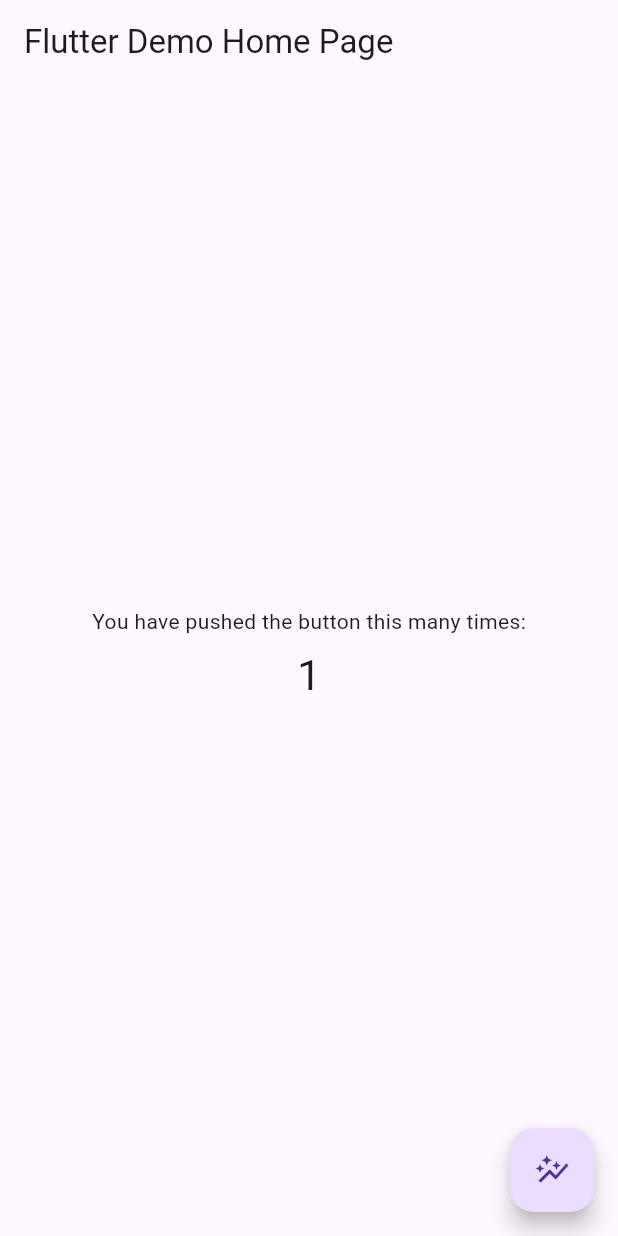
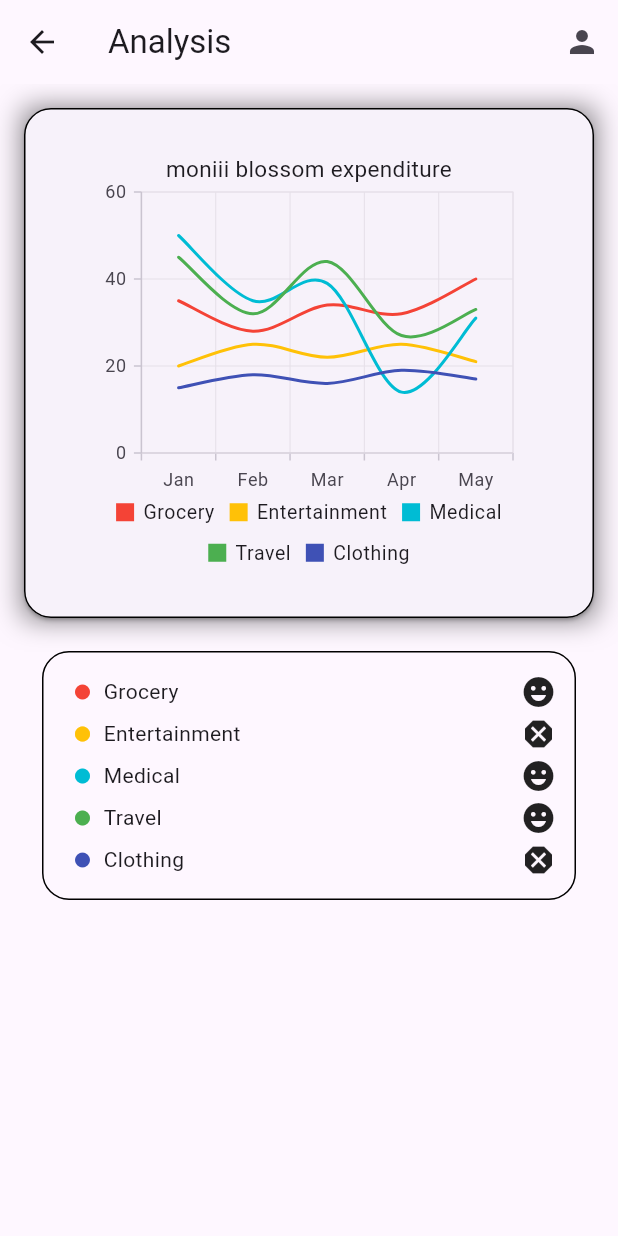
Before and after one commit to dvishal485/pocketbook, a Flutter app: the MyHomePage screen opened directly, after a tap on the "auto graph" icon, on a phone screen of 412 x 824 dp. Run offline on Flutter 3.47's test engine with Material 2 defaults, Android fonts, the phone set to English and light mode, and no system bars; our stand-ins replace shared_preferences, syncfusion_flutter_charts; accounts and stored records are empty; network calls fail.

Commit message:
login, registeration and analysis screen added
Signed-off-by: dvishal485 <dvishal485@gmail.com>

```diff
--- a/pocketbook/lib/main.dart
+++ b/pocketbook/lib/main.dart
@@ -1,5 +1,7 @@
 import 'package:flutter/material.dart';
+import 'package:pocketbook/screens/analysis.dart';
 import 'package:pocketbook/screens/home.dart';
+import 'package:pocketbook/screens/login.dart';
 
 void main() {
   runApp(const MyApp());
@@ -26,7 +28,7 @@ class MyApp extends StatelessWidget {
         primarySwatch: Colors.blue,
         useMaterial3: true,
       ),
-      home: const MyHomePage(title: 'Flutter Demo Home Page'),
+      home: const LoginScreen(),
     );
   }
 }
--- /dev/null
+++ b/pocketbook/lib/models/classification.dart
@@ -0,0 +1,22 @@
+import 'package:flutter/material.dart';
+
+class ExpenditureData {
+  ExpenditureData(this.month, this.expenditure);
+  final String month;
+  final double expenditure;
+}
+
+class ExpenditureCategory {
+  ExpenditureCategory(this.category, this.expenditureData, this.color);
+  final String category;
+  final List<ExpenditureData> expenditureData;
+  final Color color;
+
+  double averageExpenditure() {
+    double sum = 0;
+    for (var i = 0; i < expenditureData.length; i++) {
+      sum += expenditureData[i].expenditure;
+    }
+    return sum / expenditureData.length;
+  }
+}
--- /dev/null
+++ b/pocketbook/lib/screens/analysis.dart
@@ -0,0 +1,159 @@
+import 'package:flutter/material.dart';
+import 'package:pocketbook/models/classification.dart';
+import 'package:syncfusion_flutter_charts/charts.dart';
+
+List<ExpenditureCategory> dataMap = [
+  ExpenditureCategory(
+      "Grocery",
+      [
+        ExpenditureData("Jan", 35),
+        ExpenditureData("Feb", 28),
+        ExpenditureData("Mar", 34),
+        ExpenditureData("Apr", 32),
+        ExpenditureData("May", 40)
+      ],
+      Colors.red),
+  ExpenditureCategory(
+      "Entertainment",
+      [
+        ExpenditureData("Jan", 20),
+        ExpenditureData("Feb", 25),
+        ExpenditureData("Mar", 22),
+        ExpenditureData("Apr", 25),
+        ExpenditureData("May", 21)
+      ],
+      Colors.amber),
+  ExpenditureCategory(
+      "Medical",
+      [
+        ExpenditureData("Jan", 50),
+        ExpenditureData("Feb", 35),
+        ExpenditureData("Mar", 39),
+        ExpenditureData("Apr", 14),
+        ExpenditureData("May", 31)
+      ],
+      Colors.cyan),
+  ExpenditureCategory(
+      "Travel",
+      [
+        ExpenditureData("Jan", 45),
+        ExpenditureData("Feb", 32),
+        ExpenditureData("Mar", 44),
+        ExpenditureData("Apr", 27),
+        ExpenditureData("May", 33)
+      ],
+      Colors.green),
+  ExpenditureCategory(
+      "Clothing",
+      [
+        ExpenditureData("Jan", 15),
+        ExpenditureData("Feb", 18),
+        ExpenditureData("Mar", 16),
+        ExpenditureData("Apr", 19),
+        ExpenditureData("May", 17)
+      ],
+      Colors.indigo),
+];
+
+class AnalysisScreen extends StatelessWidget {
+  const AnalysisScreen({Key? key}) : super(key: key);
+
+  @override
+  Widget build(BuildContext context) {
+    return Scaffold(
+      appBar: AppBar(
+        title: const Text('Analysis'),
+        actions: [
+          IconButton(
+              onPressed: () => {print("ToDo : Link Profile page")},
+              icon: const Icon(Icons.person))
+        ],
+      ),
+      body: Padding(
+        padding: const EdgeInsets.all(16.0),
+        child: ListView(children: [
+          Container(
+            decoration: const BoxDecoration(
+              boxShadow: <BoxShadow>[
+                BoxShadow(
+                    color: Colors.black54,
+                    blurRadius: 15.0,
+                    offset: Offset(0.0, 0.75))
+              ],
+            ),
+            child: ElevatedButton(
+              style: ButtonStyle(
+                  shape: MaterialStateProperty.all<RoundedRectangleBorder>(
+                      RoundedRectangleBorder(
+                          borderRadius: BorderRadius.circular(18.0),
+                          side: const BorderSide(color: Colors.black)))),
+              onPressed: () {
+                print("somethng happendd");
+              },
+              child: Padding(
+                  padding: const EdgeInsets.all(20.0),
+                  child: SfCartesianChart(
+                      onChartTouchInteractionUp: (tapArgs) {
+                        print("hey, its a single tap on chart card");
+                      },
+                      title: ChartTitle(text: "moniii blossom expenditure"),
+                      primaryXAxis: CategoryAxis(),
+                      legend: Legend(isVisible: true),
+                      series: <SplineSeries<ExpenditureData, String>>[
+                        // widget builder from list dataMap using loop
+                        for (var i = 0; i < dataMap.length; i++)
+                          SplineSeries<ExpenditureData, String>(
+                            name: dataMap[i].category,
+                            dataSource: dataMap[i].expenditureData,
+                            color: dataMap[i].color,
+                            xValueMapper: (ExpenditureData data, _) =>
+                                data.month,
+                            yValueMapper: (ExpenditureData data, _) =>
+                                data.expenditure,
+                          )
+                      ])),
+            ),
+          ),
+          Padding(
+            padding: const EdgeInsets.all(12.0),
+            child: Container(
+              decoration: BoxDecoration(
+                border: Border.all(),
+                borderRadius: BorderRadius.circular(18),
+              ),
+              margin: const EdgeInsets.fromLTRB(0, 10.0, 0, 10.0),
+              padding: const EdgeInsets.all(12.0),
+              child: Column(children: [
+                for (var i = 0; i < dataMap.length; i++)
+                  Row(
+                    crossAxisAlignment: CrossAxisAlignment.center,
+                    mainAxisAlignment: MainAxisAlignment.spaceBetween,
+                    children: [
+                      Row(children: [
+                        Container(
+                          decoration: const BoxDecoration(
+                            shape: BoxShape.circle,
+                          ),
+                          child: Container(
+                              padding: const EdgeInsets.all(8.0),
+                              child: Icon(
+                                Icons.circle,
+                                color: dataMap[i].color,
+                                size: 12.0,
+                              )),
+                        ),
+                        Text(dataMap[i].category),
+                      ]),
+                      Icon(dataMap[i].averageExpenditure() > 30
+                          ? Icons.emoji_emotions
+                          : Icons.dangerous),
+                    ],
+                  ),
+              ]),
+            ),
+          )
+        ]),
+      ),
+    );
+  }
+}
--- a/pocketbook/lib/screens/home.dart
+++ b/pocketbook/lib/screens/home.dart
@@ -1,4 +1,5 @@
 import 'package:flutter/material.dart';
+import 'package:pocketbook/screens/analysis.dart';
 
 class MyHomePage extends StatefulWidget {
   const MyHomePage({super.key, required this.title});
@@ -30,6 +31,13 @@ class _MyHomePageState extends State<MyHomePage> {
       // called again, and so nothing would appear to happen.
       _counter++;
     });
+    Navigator.push(
+      context,
+      MaterialPageRoute(
+        builder: (context) => const AnalysisScreen(),
+        settings: const RouteSettings(name: 'AnalysisScreen'),
+      ),
+    );
   }
 
   @override
--- a/pocketbook/pubspec.yaml
+++ b/pocketbook/pubspec.yaml
@@ -35,6 +35,9 @@ dependencies:
   # The following adds the Cupertino Icons font to your application.
   # Use with the CupertinoIcons class for iOS style icons.
   cupertino_icons: ^1.0.2
+  syncfusion_flutter_charts: ^21.1.37
+  shared_preferences: ^2.1.0
+  http: ^0.13.5
 
 dev_dependencies:
   flutter_test:
```
Also changed, not shown: pocketbook/lib/screens/login.dart (added, +215 -0 lines), pocketbook/lib/screens/registeration.dart (added, +159 -0 lines), 1 other file.
